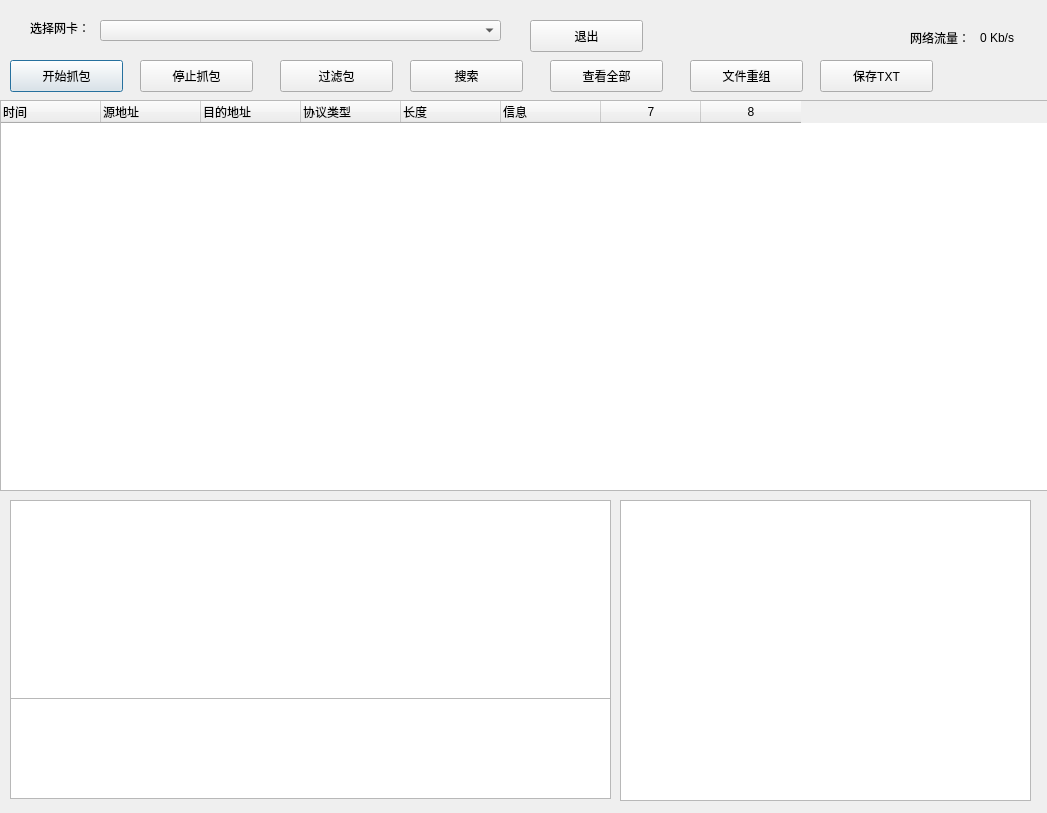
Qt form main.ui (cwellszhang/Sniffer) before a commit.
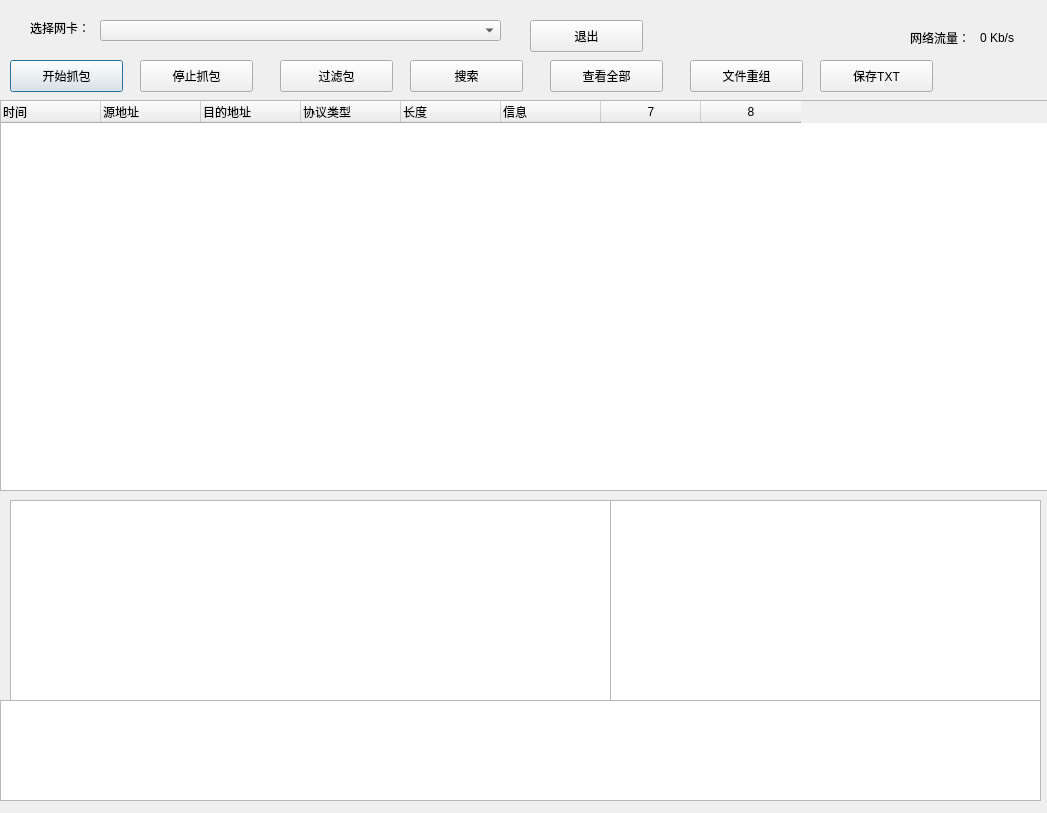
The same form after that commit.

```diff
--- a/main.ui
+++ b/main.ui
@@ -310,10 +310,10 @@
   <widget class="QTextBrowser" name="textBrowser_2">
    <property name="geometry">
     <rect>
-     <x>620</x>
-     <y>500</y>
-     <width>411</width>
-     <height>301</height>
+     <x>0</x>
+     <y>700</y>
+     <width>1041</width>
+     <height>101</height>
     </rect>
    </property>
   </widget>
@@ -330,10 +330,10 @@
   <widget class="QTextEdit" name="textEdit_2">
    <property name="geometry">
     <rect>
-     <x>10</x>
-     <y>698</y>
-     <width>601</width>
-     <height>101</height>
+     <x>610</x>
+     <y>500</y>
+     <width>431</width>
+     <height>201</height>
     </rect>
    </property>
    <property name="font">
```
